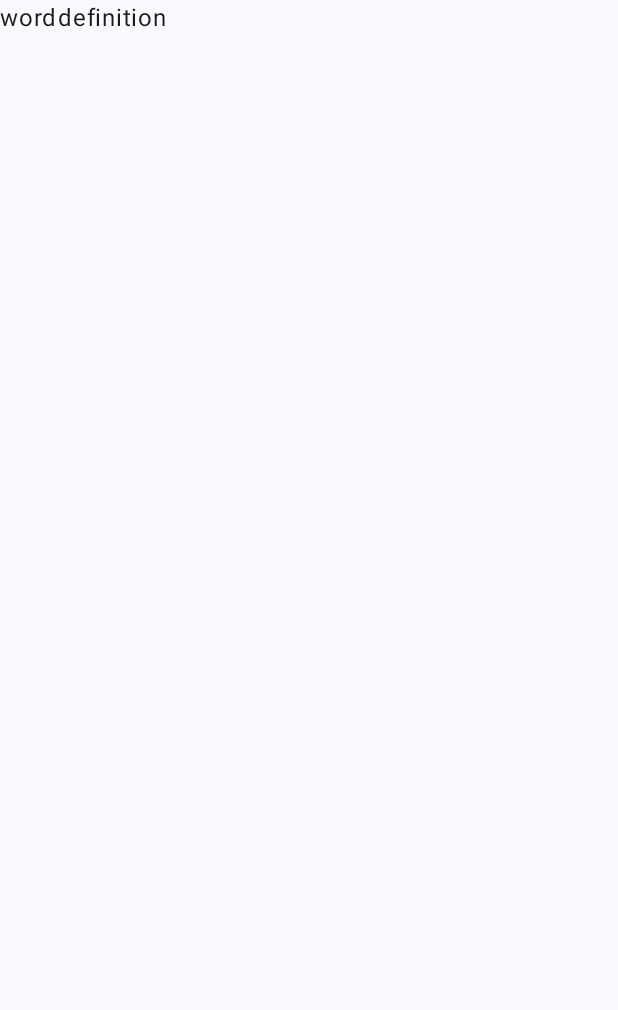
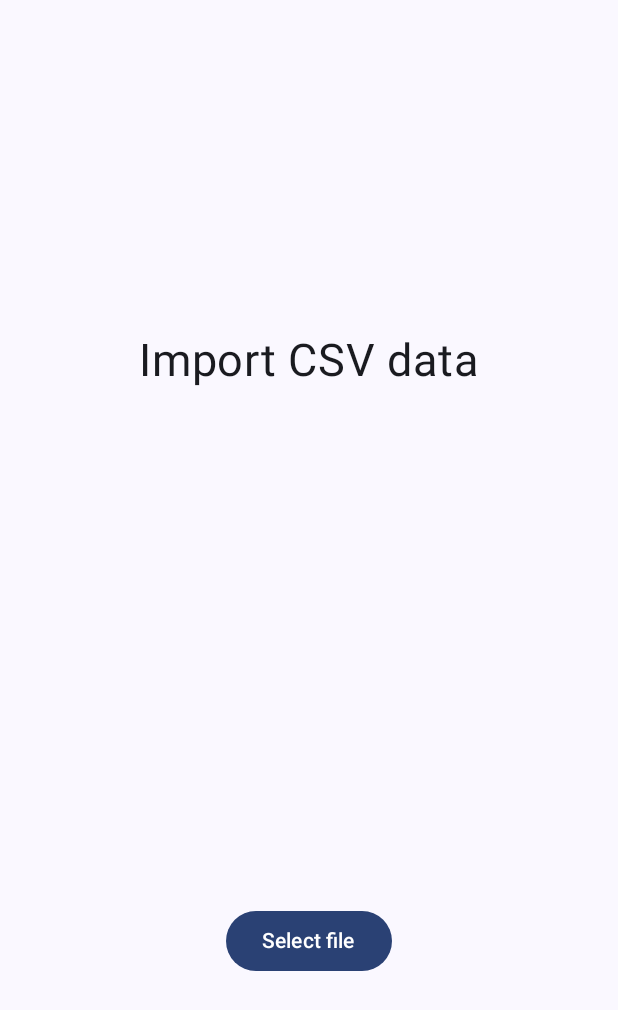
Before and after one commit to aki-masaki/Vocabulary, an Android app built with Jetpack Compose: the screen it shows after launch (MainActivity), on a phone screen of 412 x 824 dp. Before the commit the part shown is almost empty. Shown: the top 1010 px of the screen. Run offline under Robolectric (Android 15) with nearby library versions, the phone set to English and light mode, and no system bars; our stand-ins replace Room's generated code.

Commit message:
Implemented csv importing

```diff
--- a/app/src/main/java/com/niki/vocabulary/MainActivity.kt
+++ b/app/src/main/java/com/niki/vocabulary/MainActivity.kt
@@ -4,11 +4,9 @@ import android.os.Bundle
 import androidx.activity.ComponentActivity
 import androidx.activity.compose.setContent
 import androidx.activity.enableEdgeToEdge
-import androidx.compose.foundation.layout.Row
 import androidx.compose.foundation.layout.fillMaxSize
 import androidx.compose.foundation.layout.padding
 import androidx.compose.material3.Scaffold
-import androidx.compose.material3.Text
 import androidx.compose.runtime.LaunchedEffect
 import androidx.compose.runtime.getValue
 import androidx.compose.runtime.mutableIntStateOf
@@ -21,6 +19,7 @@ import androidx.room.Room
 import com.niki.vocabulary.data.AppDatabase
 import com.niki.vocabulary.data.dao.EntryDao
 import com.niki.vocabulary.data.entity.Entry
+import com.niki.vocabulary.ui.composables.CsvImport
 import com.niki.vocabulary.ui.theme.VocabularyTheme
 import kotlinx.coroutines.launch
 
@@ -31,7 +30,7 @@ class MainActivity : ComponentActivity() {
         setContent {
             val coroutineScope = rememberCoroutineScope()
 
-            var db: AppDatabase?
+            var db by remember { mutableStateOf<AppDatabase?>(null) }
             var entryDao by remember { mutableStateOf<EntryDao?>(null) }
             var entry by remember { mutableStateOf<Entry?>(null) }
             var count by remember { mutableIntStateOf(0) }
@@ -44,8 +43,6 @@ class MainActivity : ComponentActivity() {
 
                     entryDao = db?.entryDao()
 
-                    entryDao?.insert(Entry("word", "definition"))
-
                     count = entryDao?.getCount() ?: 0
                     entry = entryDao?.getFirst()
                 }
@@ -53,10 +50,7 @@ class MainActivity : ComponentActivity() {
 
             VocabularyTheme {
                 Scaffold(modifier = Modifier.fillMaxSize()) { innerPadding ->
-                    Row(modifier = Modifier.padding(innerPadding)) {
-                        Text(text = entry?.word ?: "Word")
-                        Text(text = entry?.definition ?: "Definition")
-                    }
+                    db?.let { CsvImport(modifier = Modifier.padding(innerPadding), db = it) }
                 }
             }
         }
--- /dev/null
+++ b/app/src/main/java/com/niki/vocabulary/ui/composables/CsvImport.kt
@@ -0,0 +1,70 @@
+package com.niki.vocabulary.ui.composables
+
+import androidx.activity.compose.rememberLauncherForActivityResult
+import androidx.activity.result.contract.ActivityResultContracts
+import androidx.compose.foundation.layout.Arrangement
+import androidx.compose.foundation.layout.Column
+import androidx.compose.foundation.layout.PaddingValues
+import androidx.compose.foundation.layout.fillMaxSize
+import androidx.compose.foundation.layout.padding
+import androidx.compose.material3.Button
+import androidx.compose.material3.Text
+import androidx.compose.runtime.Composable
+import androidx.compose.runtime.rememberCoroutineScope
+import androidx.compose.ui.Alignment
+import androidx.compose.ui.Modifier
+import androidx.compose.ui.platform.LocalContext
+import androidx.compose.ui.unit.dp
+import androidx.compose.ui.unit.sp
+import com.niki.vocabulary.data.AppDatabase
+import com.niki.vocabulary.data.entity.Entry
+import kotlinx.coroutines.launch
+import java.io.BufferedReader
+import java.io.InputStreamReader
+
+@Composable
+fun CsvImport(modifier: Modifier = Modifier, db: AppDatabase) {
+    val contentResolver = LocalContext.current.contentResolver
+
+    val coroutineScope = rememberCoroutineScope()
+
+    val launcher =
+        rememberLauncherForActivityResult(ActivityResultContracts.OpenDocument()) { uri ->
+            if (uri == null) return@rememberLauncherForActivityResult
+
+            val inputStream = contentResolver.openInputStream(uri)
+
+            val reader = BufferedReader(InputStreamReader(inputStream))
+            var line = reader.readLine()
+
+            while (line != null) {
+                val pos = line.indexOf(",")
+                val word = line.substring(0, pos)
+                val definition = line.substring(pos + 1, line.length)
+
+                coroutineScope.launch {
+                    db.entryDao().insert(Entry(word, definition))
+                }
+
+                line = reader.readLine()
+            }
+        }
+
+    Column(
+        modifier = modifier
+            .fillMaxSize()
+            .padding(PaddingValues(top = 50.dp)),
+        horizontalAlignment = Alignment.CenterHorizontally,
+        verticalArrangement = Arrangement.SpaceAround
+    ) {
+        Text(text = "Import CSV data", fontSize = 30.sp)
+
+        Button(onClick = {
+            launcher.launch(
+                arrayOf("text/csv")
+            )
+        }) {
+            Text(text = "Select file")
+        }
+    }
+}
```
